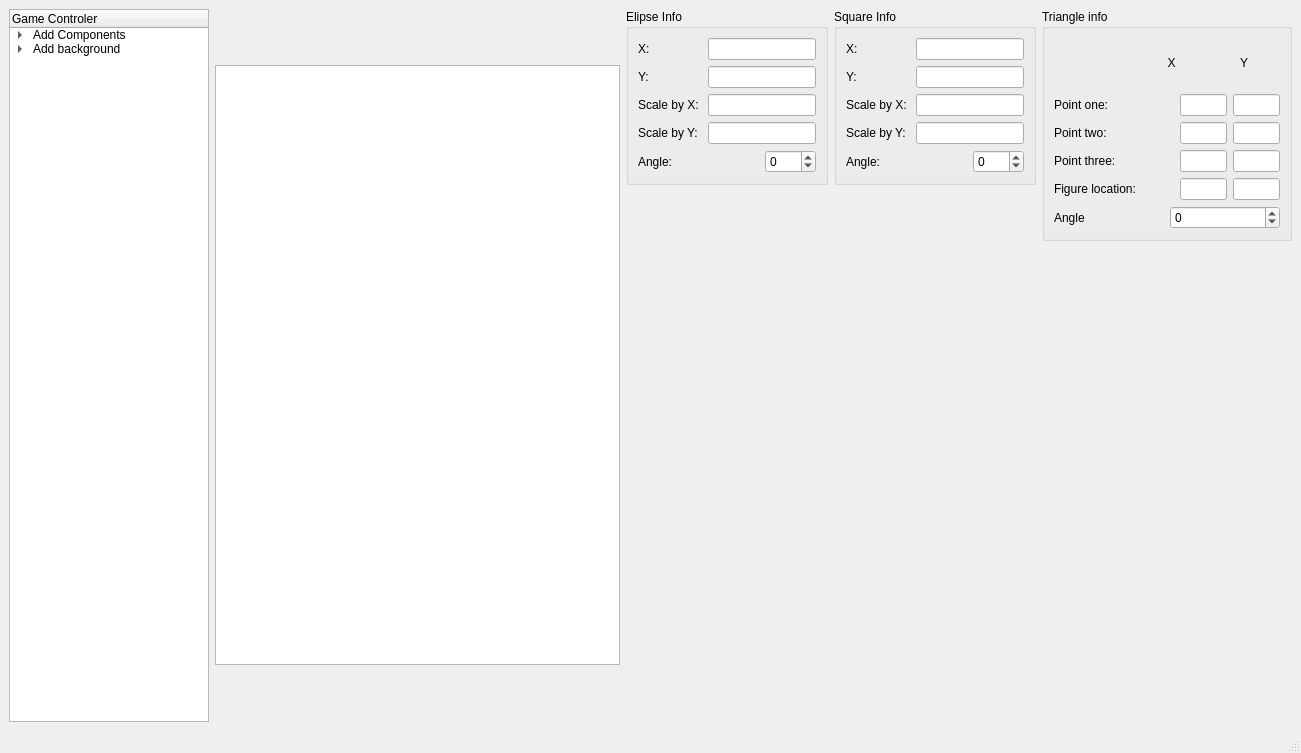
The window that Engine/mainwindow.ui (StefanGolubovic/Qt-GameEngine) describes before a commit, drawn with Qt 5.
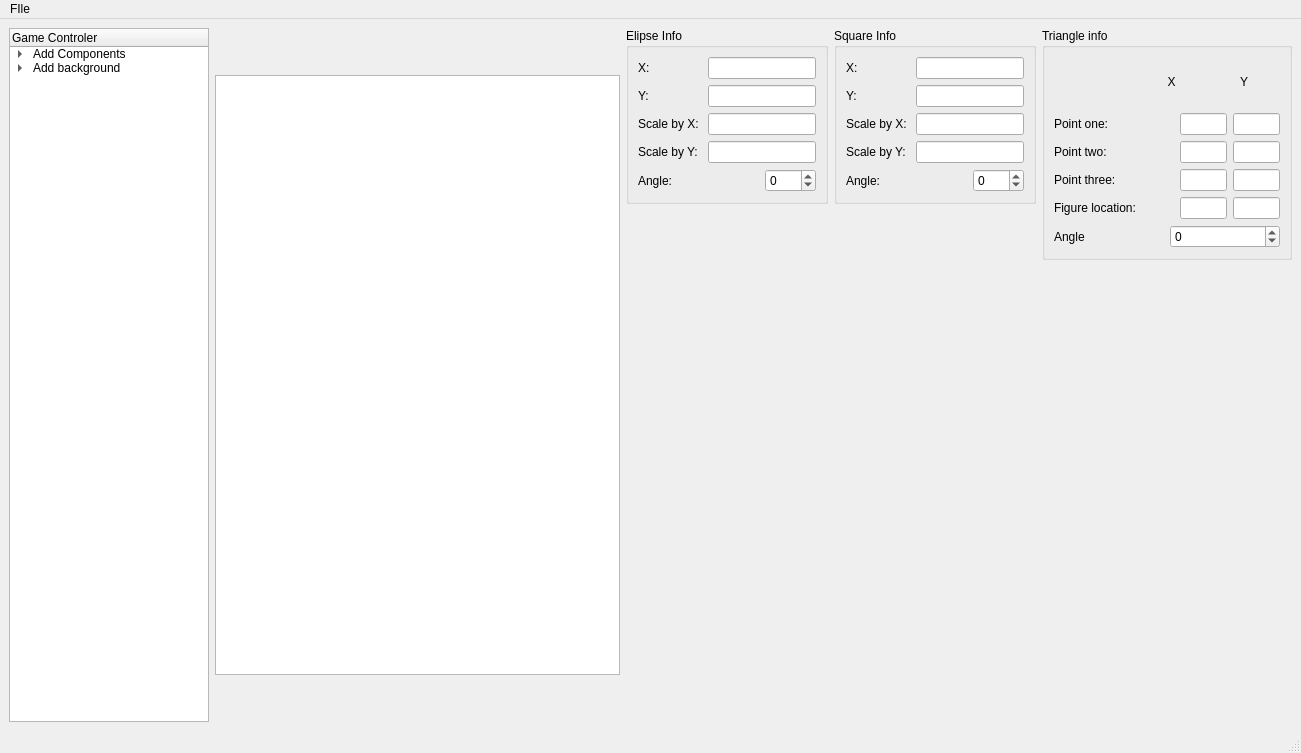
The same window after the commit.

Patch:
```diff
--- a/Engine/mainwindow.ui
+++ b/Engine/mainwindow.ui
@@ -668,6 +668,14 @@
      <height>22</height>
     </rect>
    </property>
+   <widget class="QMenu" name="menuFIle">
+    <property name="title">
+     <string>FIle</string>
+    </property>
+    <addaction name="actionSave"/>
+    <addaction name="actionLoad"/>
+   </widget>
+   <addaction name="menuFIle"/>
   </widget>
   <widget class="QStatusBar" name="statusbar"/>
  </widget>
```
Left out of the diff: 10 changed lines with no effect on the pictures.
